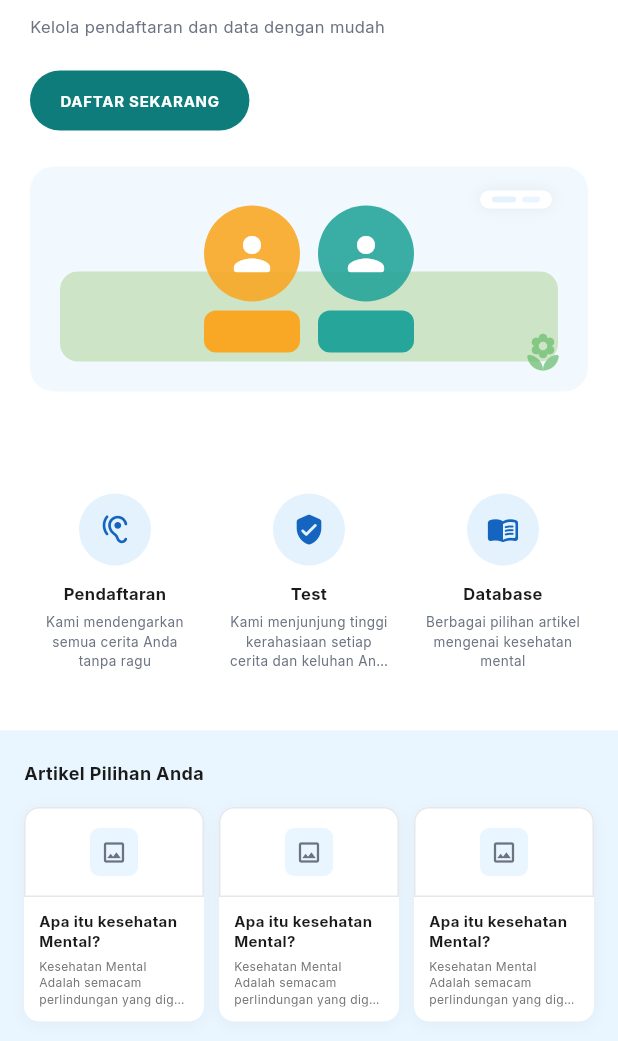
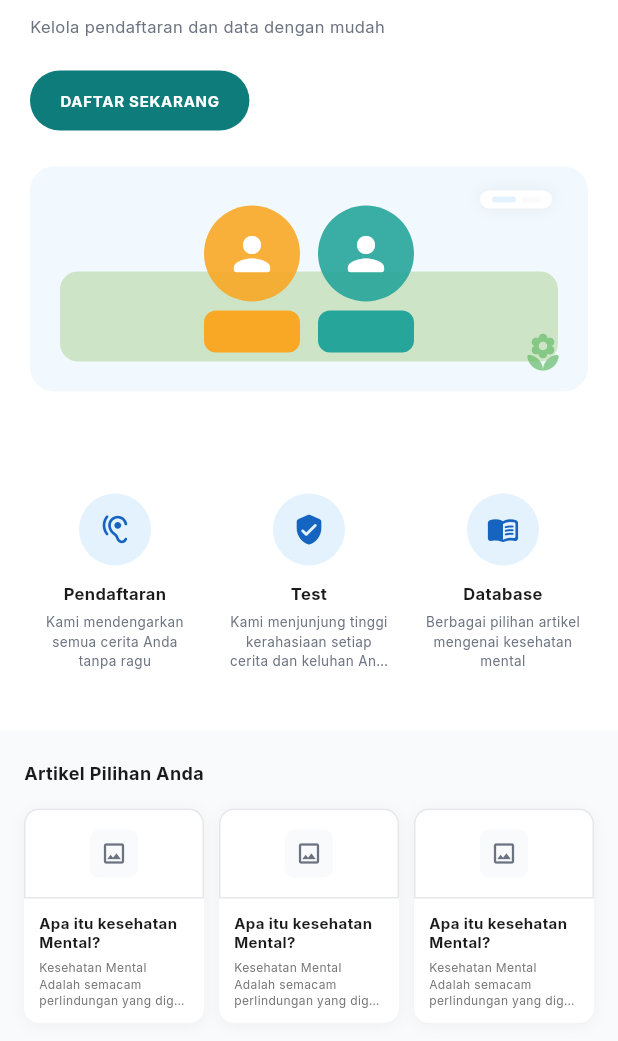
Before and after one commit to fadhilmanfa/eposwa, a Flutter app: the screen it shows after launch, on a phone screen of 412 x 824 dp, the part 195-1236 px from its top. Run offline on Flutter 3.47's test engine with Material 3 defaults, Android fonts, the phone set to English and light mode, and no system bars.

Commit message:
feat(core): extend theme, colors and responsive helpers
- add new color tokens: primarySoft, sectionCardBg, footerDarker, border, badges, gradients
- update AppTheme and AppResponsive for landing page layout
- sync widget_test with MyApp

```diff
--- a/lib/core/constants/app_colors.dart
+++ b/lib/core/constants/app_colors.dart
@@ -32,9 +32,25 @@ class AppColors {
 
   /// Warna pastel untuk replikasi layout website (gambar)
   static const Color primaryPastel = Color(0xFFE3F2FD);
-  static const Color sectionLight = Color(0xFFEAF6FF);
-  static const Color footerDark = Color(0xFF263238);
+  static const Color primarySoft = Color(0xFFEFF6FF);
+  static const Color sectionLight = Color(0xFFF8FAFC);
+  static const Color sectionCardBg = Color(0xFFF1F5F9);
+  static const Color footerDark = Color(0xFF1E293B);
+  static const Color footerDarker = Color(0xFF0F172A);
   static const Color heroButton = Color(0xFF0E7C7B);
+  static const Color heroButtonHover = Color(0xFF0B6665);
+
+  /// Border & Divider
+  static const Color borderLight = Color(0xFFE2E8F0);
+  static const Color borderMedium = Color(0xFFCBD5E1);
+
+  /// Status & Badges
+  static const Color badgeBgSuccess = Color(0xFFECFDF5);
+  static const Color badgeTextSuccess = Color(0xFF059669);
+  static const Color badgeBgInfo = Color(0xFFEFF6FF);
+  static const Color badgeTextInfo = Color(0xFF2563EB);
+  static const Color badgeBgWarning = Color(0xFFFFFBEB);
+  static const Color badgeTextWarning = Color(0xFFD97706);
 
   /// Gradient untuk jumbotron/header
   static const LinearGradient primaryGradient = LinearGradient(
@@ -48,4 +64,22 @@ class AppColors {
     begin: Alignment.topCenter,
     end: Alignment.bottomCenter,
   );
+
+  static const LinearGradient heroOverlayGradient = LinearGradient(
+    colors: [
+      Color(0xEE0B192C),
+      Color(0xCC0F2744),
+      Color(0x881E3E62),
+      Colors.transparent,
+    ],
+    stops: [0.0, 0.4, 0.7, 1.0],
+    begin: Alignment.centerLeft,
+    end: Alignment.centerRight,
+  );
+
+  static const LinearGradient ctaGradient = LinearGradient(
+    colors: [Color(0xFF0D47A1), Color(0xFF1976D2), Color(0xFF0E7C7B)],
+    begin: Alignment.topLeft,
+    end: Alignment.bottomRight,
+  );
 }
--- a/lib/core/theme/app_theme.dart
+++ b/lib/core/theme/app_theme.dart
@@ -21,21 +21,21 @@ class AppTheme {
         surface: AppColors.surface,
       ),
       textTheme: const TextTheme(
-        displayLarge: TextStyle(fontFamily: _fontFamily),
-        displayMedium: TextStyle(fontFamily: _fontFamily),
-        displaySmall: TextStyle(fontFamily: _fontFamily),
-        headlineLarge: TextStyle(fontFamily: _fontFamily),
-        headlineMedium: TextStyle(fontFamily: _fontFamily),
-        headlineSmall: TextStyle(fontFamily: _fontFamily),
-        titleLarge: TextStyle(fontFamily: _fontFamily),
-        titleMedium: TextStyle(fontFamily: _fontFamily),
-        titleSmall: TextStyle(fontFamily: _fontFamily),
-        bodyLarge: TextStyle(fontFamily: _fontFamily),
-        bodyMedium: TextStyle(fontFamily: _fontFamily),
-        bodySmall: TextStyle(fontFamily: _fontFamily),
-        labelLarge: TextStyle(fontFamily: _fontFamily),
-        labelMedium: TextStyle(fontFamily: _fontFamily),
-        labelSmall: TextStyle(fontFamily: _fontFamily),
+        displayLarge: TextStyle(fontFamily: _fontFamily, fontSize: 52, fontWeight: FontWeight.w800, color: AppColors.textDark, height: 1.15),
+        displayMedium: TextStyle(fontFamily: _fontFamily, fontSize: 44, fontWeight: FontWeight.w800, color: AppColors.textDark, height: 1.2),
+        displaySmall: TextStyle(fontFamily: _fontFamily, fontSize: 36, fontWeight: FontWeight.w700, color: AppColors.textDark, height: 1.25),
+        headlineLarge: TextStyle(fontFamily: _fontFamily, fontSize: 32, fontWeight: FontWeight.w700, color: AppColors.textDark, height: 1.3),
+        headlineMedium: TextStyle(fontFamily: _fontFamily, fontSize: 26, fontWeight: FontWeight.w700, color: AppColors.textDark, height: 1.3),
+        headlineSmall: TextStyle(fontFamily: _fontFamily, fontSize: 20, fontWeight: FontWeight.w700, color: AppColors.textDark, height: 1.35),
+        titleLarge: TextStyle(fontFamily: _fontFamily, fontSize: 18, fontWeight: FontWeight.w700, color: AppColors.textDark, height: 1.4),
+        titleMedium: TextStyle(fontFamily: _fontFamily, fontSize: 16, fontWeight: FontWeight.w600, color: AppColors.textDark, height: 1.4),
+        titleSmall: TextStyle(fontFamily: _fontFamily, fontSize: 14, fontWeight: FontWeight.w600, color: AppColors.textDark, height: 1.4),
+        bodyLarge: TextStyle(fontFamily: _fontFamily, fontSize: 16, fontWeight: FontWeight.w400, color: AppColors.textMuted, height: 1.6),
+        bodyMedium: TextStyle(fontFamily: _fontFamily, fontSize: 14, fontWeight: FontWeight.w400, color: AppColors.textMuted, height: 1.5),
+        bodySmall: TextStyle(fontFamily: _fontFamily, fontSize: 12, fontWeight: FontWeight.w400, color: AppColors.textMuted, height: 1.5),
+        labelLarge: TextStyle(fontFamily: _fontFamily, fontSize: 14, fontWeight: FontWeight.w600, letterSpacing: 0.2),
+        labelMedium: TextStyle(fontFamily: _fontFamily, fontSize: 12, fontWeight: FontWeight.w600, letterSpacing: 0.2),
+        labelSmall: TextStyle(fontFamily: _fontFamily, fontSize: 11, fontWeight: FontWeight.w600, letterSpacing: 0.2),
       ),
       appBarTheme: const AppBarTheme(
         backgroundColor: Colors.white,
@@ -46,29 +46,31 @@ class AppTheme {
         titleTextStyle: TextStyle(
           fontFamily: _fontFamily,
           color: AppColors.textDark,
-          fontSize: 16,
+          fontSize: 18,
           fontWeight: FontWeight.w700,
         ),
       ),
       cardTheme: CardThemeData(
         color: AppColors.surface,
-        elevation: 2,
+        elevation: 0,
         shape: RoundedRectangleBorder(
           borderRadius: BorderRadius.circular(16),
+          side: const BorderSide(color: AppColors.borderLight),
         ),
       ),
       elevatedButtonTheme: ElevatedButtonThemeData(
         style: ElevatedButton.styleFrom(
           backgroundColor: AppColors.primary,
           foregroundColor: AppColors.textLight,
-          textStyle: TextStyle(
+          textStyle: const TextStyle(
             fontFamily: _fontFamily,
             fontWeight: FontWeight.w600,
+            fontSize: 14,
           ),
           shape: RoundedRectangleBorder(
             borderRadius: BorderRadius.circular(12),
           ),
-          padding: const EdgeInsets.symmetric(horizontal: 20, vertical: 12),
+          padding: const EdgeInsets.symmetric(horizontal: 24, vertical: 14),
         ),
       ),
     );
```
Also changed, not shown: lib/core/responsive/app_responsive.dart (+72 -17 lines), 1 other file.
